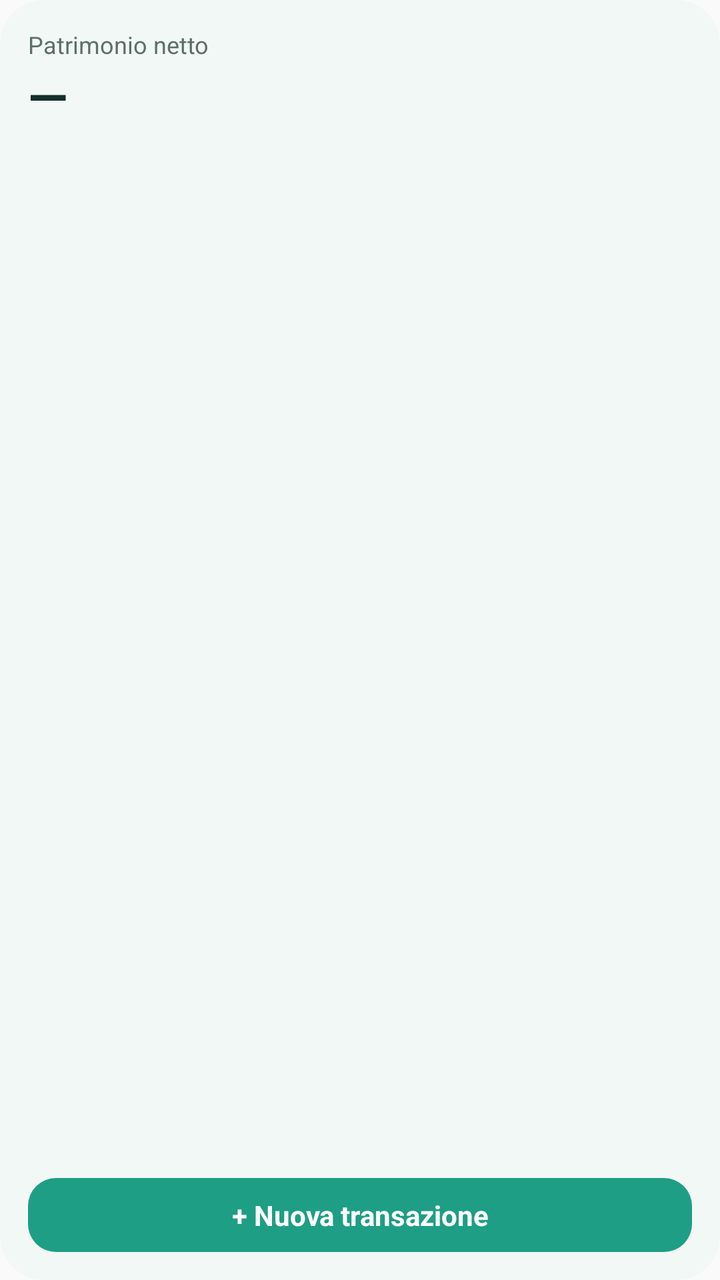
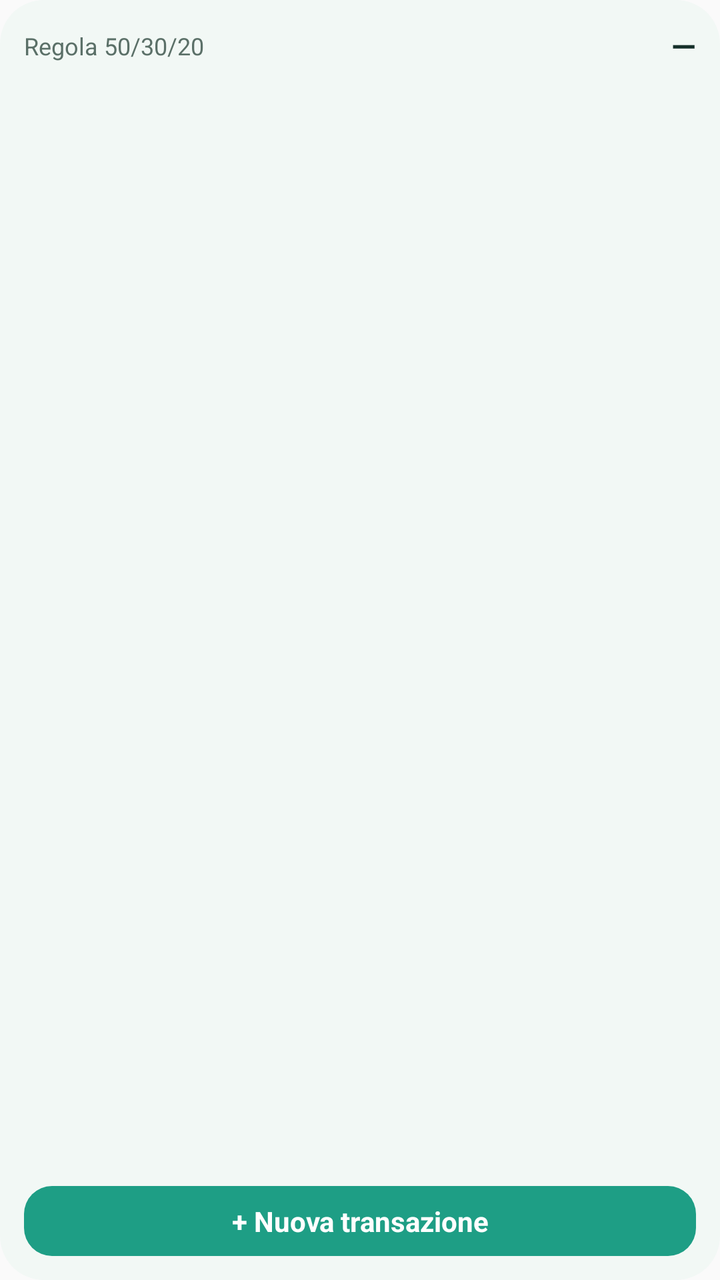

Two renders of the same Android screen: before a commit and after it. Below are the layout's source before the change and the commit's diff.
<!-- AndroidManifest.xml: application theme Theme.FinanzeCasa -->
<!-- res/layout/widget_wallet.xml -->
<?xml version="1.0" encoding="utf-8"?>
<LinearLayout xmlns:android="http://schemas.android.com/apk/res/android"
    android:id="@+id/widget_root"
    android:layout_width="match_parent"
    android:layout_height="match_parent"
    android:background="@drawable/widget_bg"
    android:orientation="vertical"
    android:padding="14dp">

    <TextView
        android:layout_width="wrap_content"
        android:layout_height="wrap_content"
        android:text="Patrimonio netto"
        android:textColor="@color/widget_text_secondary"
        android:textSize="12sp" />

    <TextView
        android:id="@+id/widget_balance"
        android:layout_width="wrap_content"
        android:layout_height="wrap_content"
        android:text="—"
        android:textColor="@color/widget_text"
        android:textSize="26sp"
        android:textStyle="bold" />

    <TextView
        android:id="@+id/widget_budget"
        android:layout_width="wrap_content"
        android:layout_height="wrap_content"
        android:layout_marginTop="2dp"
        android:maxLines="1"
        android:ellipsize="end"
        android:text=""
        android:textColor="@color/widget_text_secondary"
        android:textSize="12sp" />

    
    <FrameLayout
        android:layout_width="match_parent"
        android:layout_height="0dp"
        android:layout_weight="1" />

    <TextView
        android:id="@+id/widget_add"
        android:layout_width="match_parent"
        android:layout_height="wrap_content"
        android:background="@drawable/widget_button_bg"
        android:gravity="center"
        android:paddingTop="9dp"
        android:paddingBottom="9dp"
        android:text="+ Nuova transazione"
        android:textColor="@color/widget_on_accent"
        android:textSize="14sp"
        android:textStyle="bold" />
</LinearLayout>
<!-- resources referenced by this layout -->
<resources>
  <color name="widget_on_accent">#FFFFFFFF</color>
  <color name="widget_text">#FF16302A</color>
  <color name="widget_text_secondary">#FF5B7068</color>
  <!-- drawable widget_bg (drawable) -->
  <?xml version="1.0" encoding="utf-8"?>
  <shape xmlns:android="http://schemas.android.com/apk/res/android" android:shape="rectangle">
      <solid android:color="@color/widget_bg" />
      <corners android:radius="22dp" />
  </shape>
  <!-- drawable widget_button_bg (drawable) -->
  <?xml version="1.0" encoding="utf-8"?>
  <shape xmlns:android="http://schemas.android.com/apk/res/android" android:shape="rectangle">
      <solid android:color="@color/widget_accent" />
      <corners android:radius="14dp" />
  </shape>
  <style name="Theme.FinanzeCasa" parent="android:Theme.Material.Light.NoActionBar" />
  <color name="widget_bg">#FFF2F8F5</color>
  <color name="widget_accent">#FF1E9E85</color>
</resources>

<!-- the commit's change to res/layout/widget_wallet.xml (unified diff, before → after) -->
@@ -5,49 +5,54 @@
     android:layout_height="match_parent"
     android:background="@drawable/widget_bg"
     android:orientation="vertical"
-    android:padding="14dp">
+    android:padding="12dp">
 
-    <TextView
-        android:layout_width="wrap_content"
+    <LinearLayout
+        android:layout_width="match_parent"
         android:layout_height="wrap_content"
-        android:text="Patrimonio netto"
-        android:textColor="@color/widget_text_secondary"
-        android:textSize="12sp" />
+        android:gravity="center_vertical"
+        android:orientation="horizontal">
 
-    <TextView
-        android:id="@+id/widget_balance"
-        android:layout_width="wrap_content"
-        android:layout_height="wrap_content"
-        android:text="—"
-        android:textColor="@color/widget_text"
-        android:textSize="26sp"
-        android:textStyle="bold" />
+        <TextView
+            android:id="@+id/widget_title"
+            android:layout_width="0dp"
+            android:layout_height="wrap_content"
+            android:layout_weight="1"
+            android:ellipsize="end"
+            android:maxLines="1"
+            android:text="Regola 50/30/20"
+            android:textColor="@color/widget_text_secondary"
+            android:textSize="12sp" />
 
-    <TextView
-        android:id="@+id/widget_budget"
-        android:layout_width="wrap_content"
-        android:layout_height="wrap_content"
-        android:layout_marginTop="2dp"
-        android:maxLines="1"
-        android:ellipsize="end"
-        android:text=""
-        android:textColor="@color/widget_text_secondary"
-        android:textSize="12sp" />
+        <TextView
+            android:id="@+id/widget_balance"
+            android:layout_width="wrap_content"
+            android:layout_height="wrap_content"
+            android:maxLines="1"
+            android:text="—"
+            android:textColor="@color/widget_text"
+            android:textSize="16sp"
+            android:textStyle="bold" />
+    </LinearLayout>
 
     
-    <FrameLayout
+    <ImageView
+        android:id="@+id/widget_chart"
         android:layout_width="match_parent"
         android:layout_height="0dp"
-        android:layout_weight="1" />
+        android:layout_weight="1"
+        android:contentDescription="Grafico della regola 50/30/20"
+        android:scaleType="fitCenter" />
 
     <TextView
         android:id="@+id/widget_add"
         android:layout_width="match_parent"
         android:layout_height="wrap_content"
+        android:layout_marginTop="6dp"
         android:background="@drawable/widget_button_bg"
         android:gravity="center"
-        android:paddingTop="9dp"
-        android:paddingBottom="9dp"
+        android:paddingTop="8dp"
+        android:paddingBottom="8dp"
         android:text="+ Nuova transazione"
         android:textColor="@color/widget_on_accent"
         android:textSize="14sp"
